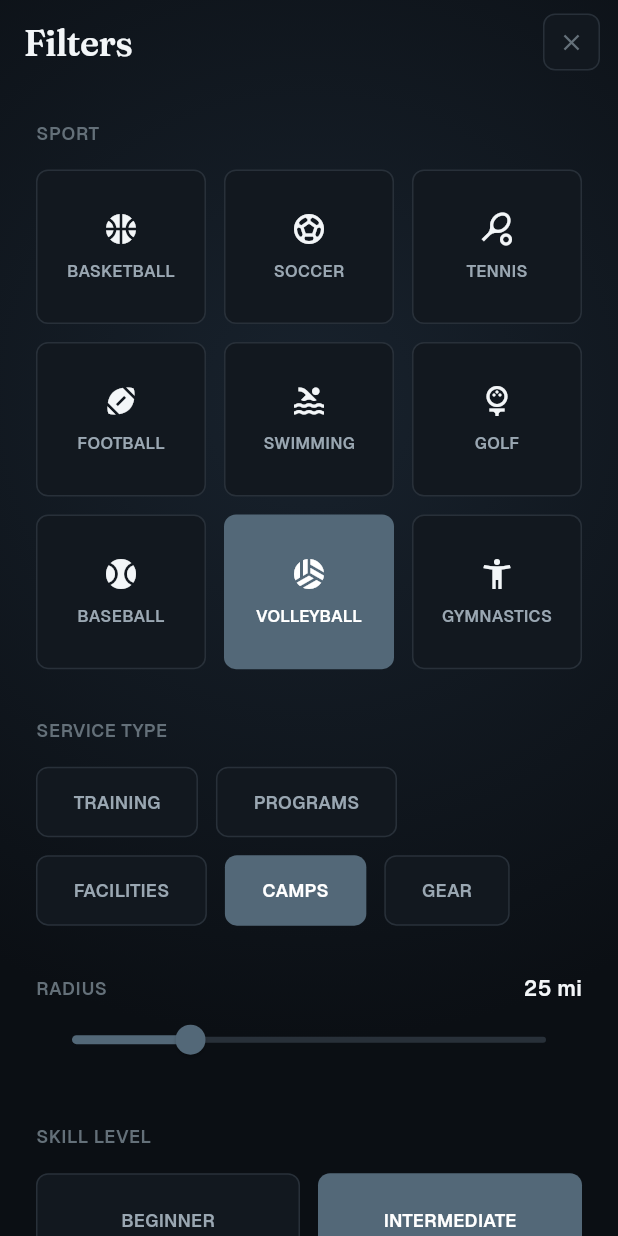
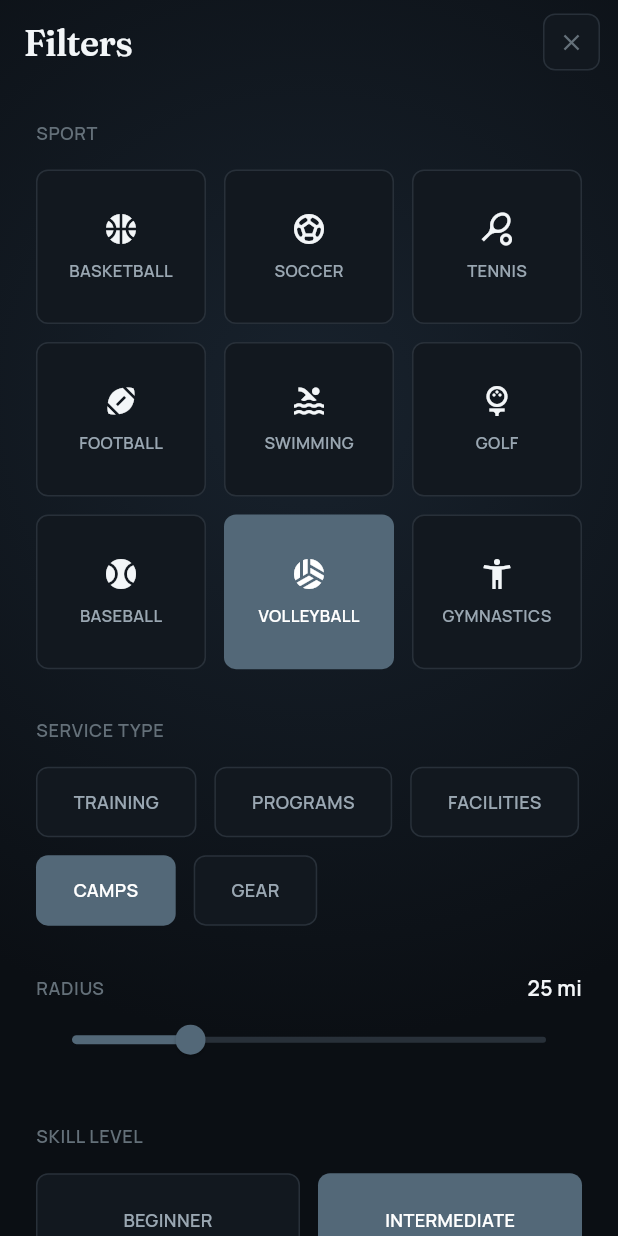
Before and after one commit to srikanthvishnu90-sketch/test1, a Flutter app: the FilterScreen screen opened by its route, on a phone screen of 412 x 824 dp. Run offline on Flutter 3.47's test engine with Material 3 defaults, Android fonts, the phone set to English and light mode, and no system bars; our stand-ins replace animate_do, flutter_svg, geolocator, get, get_storage, google_fonts and 2 more; accounts and stored records are empty; network calls fail.

Commit message:
fix(type): switch sans body font Geist -> Manrope (real weight ramp)
Geist was bundled single-weight, so hierarchy couldn't be built. Manrope's
full 300-800 ramp is already in pubspec; point the sans family at it.
Headers stay Fraunces. Weight tokens (300/400/500/600/700) now resolve to
real bundled faces.

Co-Authored-By: Claude Opus 4.8 (1M context) <noreply@anthropic.com>

```diff
--- a/SportsMan-main/lib/core/theme/app_typography.dart
+++ b/SportsMan-main/lib/core/theme/app_typography.dart
@@ -1,15 +1,14 @@
 import 'package:flutter/material.dart';
 import 'package:google_fonts/google_fonts.dart';
 
-/// Sporve type system — **serif headers (Fraunces) + sans body (Geist)**.
+/// Sporve type system — **serif headers (Fraunces) + sans body (Manrope)**.
 /// Headers/display/titles (≥18px) render in Fraunces for editorial warmth;
-/// body, labels, and numbers stay in Geist. Hierarchy comes from size + the
-/// gray ramp + ONE weight step, not from making everything bold.
-///
-/// Geist is a bundled variable font; we drive its weight axis with
-/// [FontVariation]. Fraunces is loaded via google_fonts.
+/// body, labels, and numbers use Manrope. Manrope ships a real weight ramp
+/// (300/400/500/600/700/800, see pubspec) so hierarchy comes from weight + size
+/// + the gray ramp — not from a single weight. Fraunces is loaded via
+/// google_fonts.
 class AppTypography {
-  static const String fontFamily = 'Geist';
+  static const String fontFamily = 'Manrope';
 
   static TextStyle _geist({
     required double size,
```
